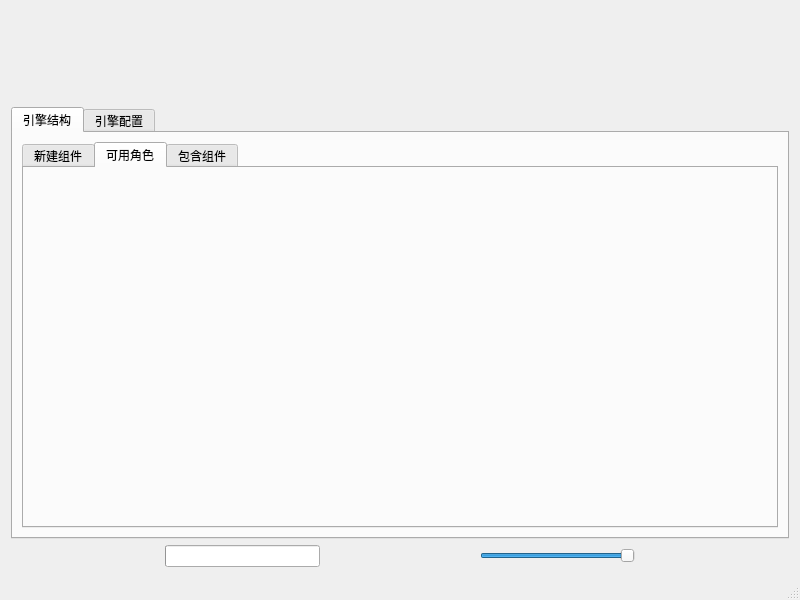
Old version of the form XXMES/引擎结构-20230209.ui in the repository hgq966/hgq966.
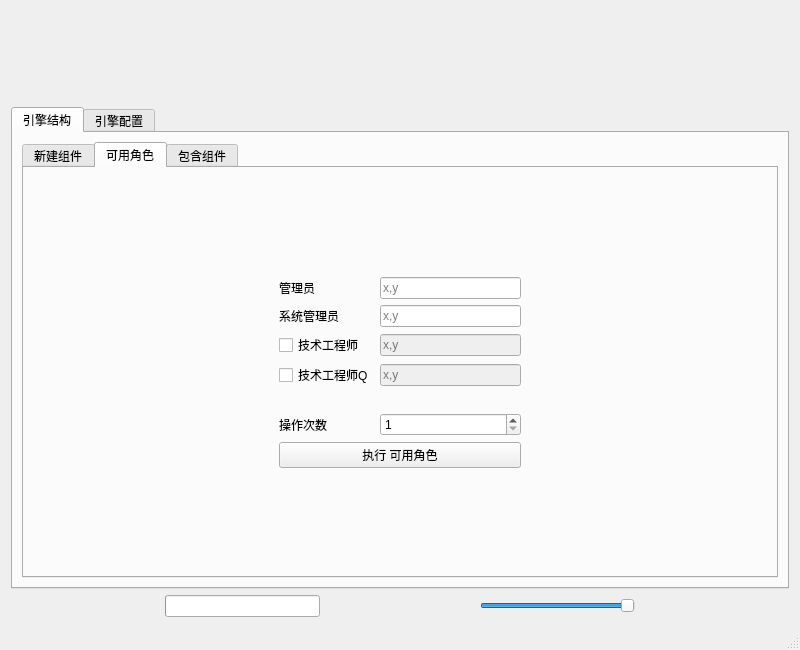
New version of the form. The open tabs and pages were chosen to show the change.

Patch:
```diff
--- a/XXMES/引擎结构-20230209.ui
+++ b/XXMES/引擎结构-20230209.ui
@@ -7,9 +7,15 @@
     <x>0</x>
     <y>0</y>
     <width>800</width>
-    <height>600</height>
+    <height>650</height>
    </rect>
   </property>
+  <property name="minimumSize">
+   <size>
+    <width>450</width>
+    <height>550</height>
+   </size>
+  </property>
   <property name="windowTitle">
    <string>MainWindow</string>
   </property>
@@ -318,6 +324,176 @@
                 <attribute name="title">
                  <string>可用角色</string>
                 </attribute>
+                <layout class="QHBoxLayout" name="horizontalLayout_6">
+                 <item>
+                  <layout class="QGridLayout" name="gridLayout_3" columnminimumwidth="5,1,5">
+                   <item row="1" column="1">
+                    <layout class="QGridLayout" name="gridLayout_2">
+                     <item row="2" column="3">
+                      <widget class="QLineEdit" name="lineEdit_4">
+                       <property name="enabled">
+                        <bool>false</bool>
+                       </property>
+                       <property name="maxLength">
+                        <number>15</number>
+                       </property>
+                       <property name="placeholderText">
+                        <string>x,y</string>
+                       </property>
+                      </widget>
+                     </item>
+                     <item row="3" column="3">
+                      <widget class="QLineEdit" name="lineEdit_5">
+                       <property name="enabled">
+                        <bool>false</bool>
+                       </property>
+                       <property name="maxLength">
+                        <number>15</number>
+                       </property>
+                       <property name="placeholderText">
+                        <string>x,y</string>
+                       </property>
+                      </widget>
+                     </item>
+                     <item row="6" column="2" colspan="2">
+                      <widget class="QPushButton" name="pushButton_6">
+                       <property name="text">
+                        <string>执行 可用角色</string>
+                       </property>
+                      </widget>
+                     </item>
+                     <item row="3" column="0">
+                      <spacer name="horizontalSpacer_8">
+                       <property name="orientation">
+                        <enum>Qt::Horizontal</enum>
+                       </property>
+                       <property name="sizeHint" stdset="0">
+                        <size>
+                         <width>40</width>
+                         <height>20</height>
+                        </size>
+                       </property>
+                      </spacer>
+                     </item>
+                     <item row="5" column="3">
+                      <widget class="QSpinBox" name="spinBox">
+                       <property name="minimum">
+                        <number>1</number>
+                       </property>
+                       <property name="maximum">
+                        <number>20</number>
+                       </property>
+                       <property name="value">
+                        <number>1</number>
+                       </property>
+                      </widget>
+                     </item>
+                     <item row="4" column="2">
+                      <widget class="QLabel" name="label_9">
+                       <property name="text">
+                        <string/>
+                       </property>
+                      </widget>
+                     </item>
+                     <item row="5" column="2">
+                      <widget class="QLabel" name="label_8">
+                       <property name="text">
+                        <string>操作次数</string>
+                       </property>
+                      </widget>
+                     </item>
+                     <item row="0" column="2">
+                      <widget class="QLabel" name="label_4">
+                       <property name="text">
+                        <string>管理员</string>
+                       </property>
+                      </widget>
+                     </item>
+                     <item row="1" column="2">
+                      <widget class="QLabel" name="label_5">
+                       <property name="text">
+                        <string>系统管理员</string>
+                       </property>
+                      </widget>
+                     </item>
+                     <item row="1" column="3">
+                      <widget class="QLineEdit" name="lineEdit_3">
+                       <property name="maxLength">
+                        <number>15</number>
+                       </property>
+                       <property name="placeholderText">
+                        <string>x,y</string>
+                       </property>
+                      </widget>
+                     </item>
+                     <item row="0" column="3">
+                      <widget class="QLineEdit" name="lineEdit_2">
+                       <property name="maxLength">
+                        <number>15</number>
+                       </property>
+                       <property name="placeholderText">
+                        <string>x,y</string>
+                       </property>
+                      </widget>
+                     </item>
+                     <item row="3" column="4">
+                      <spacer name="horizontalSpacer_9">
+                       <property name="orientation">
+                        <enum>Qt::Horizontal</enum>
+                       </property>
+                       <property name="sizeHint" stdset="0">
+                        <size>
+                         <width>40</width>
+                         <height>20</height>
+                        </size>
+                       </property>
+                      </spacer>
+                     </item>
+                     <item row="2" column="2">
+                      <widget class="QCheckBox" name="checkBox">
+                       <property name="text">
+                        <string>技术工程师</string>
+                       </property>
+                      </widget>
+                     </item>
+                     <item row="3" column="2">
+                      <widget class="QCheckBox" name="checkBox_2">
+                       <property name="text">
+                        <string>技术工程师Q</string>
+                       </property>
+                      </widget>
+                     </item>
+                    </layout>
+                   </item>
+                   <item row="0" column="0">
+                    <widget class="QLabel" name="label_15">
+                     <property name="minimumSize">
+                      <size>
+                       <width>100</width>
+                       <height>0</height>
+                      </size>
+                     </property>
+                     <property name="text">
+                      <string/>
+                     </property>
+                    </widget>
+                   </item>
+                   <item row="2" column="2">
+                    <widget class="QLabel" name="label_12">
+                     <property name="minimumSize">
+                      <size>
+                       <width>100</width>
+                       <height>0</height>
+                      </size>
+                     </property>
+                     <property name="text">
+                      <string/>
+                     </property>
+                    </widget>
+                   </item>
+                  </layout>
+                 </item>
+                </layout>
                </widget>
                <widget class="QWidget" name="tab_4">
                 <attribute name="title">
```
Left out of the diff: 168 changed lines with no effect on the pictures.
